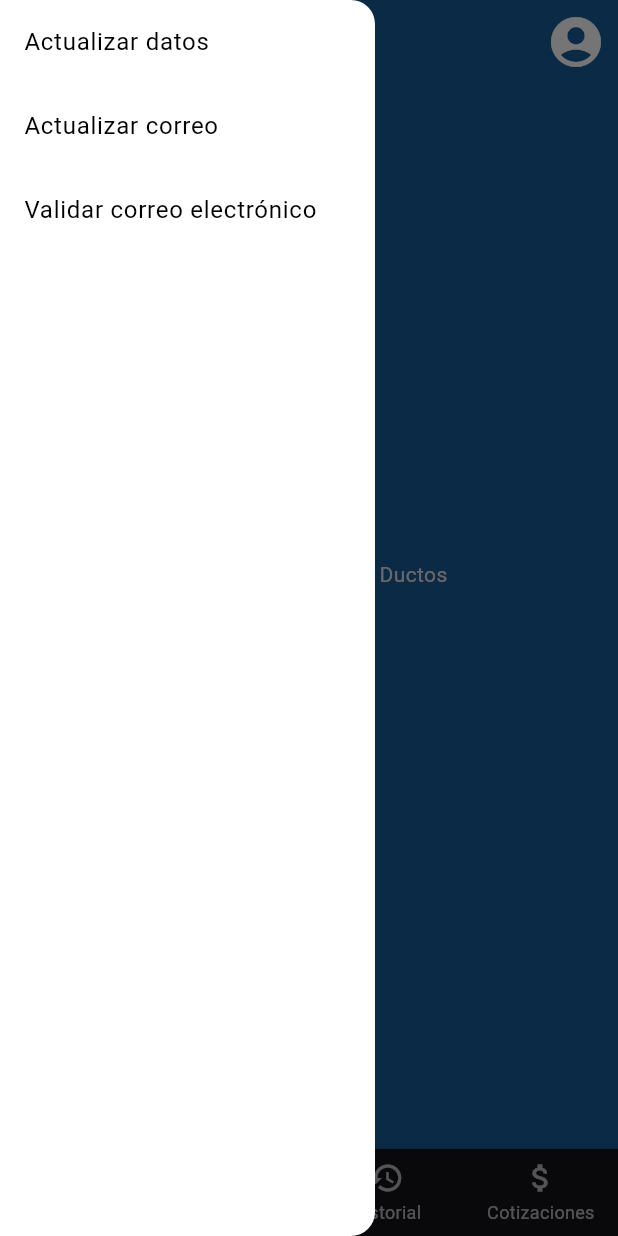
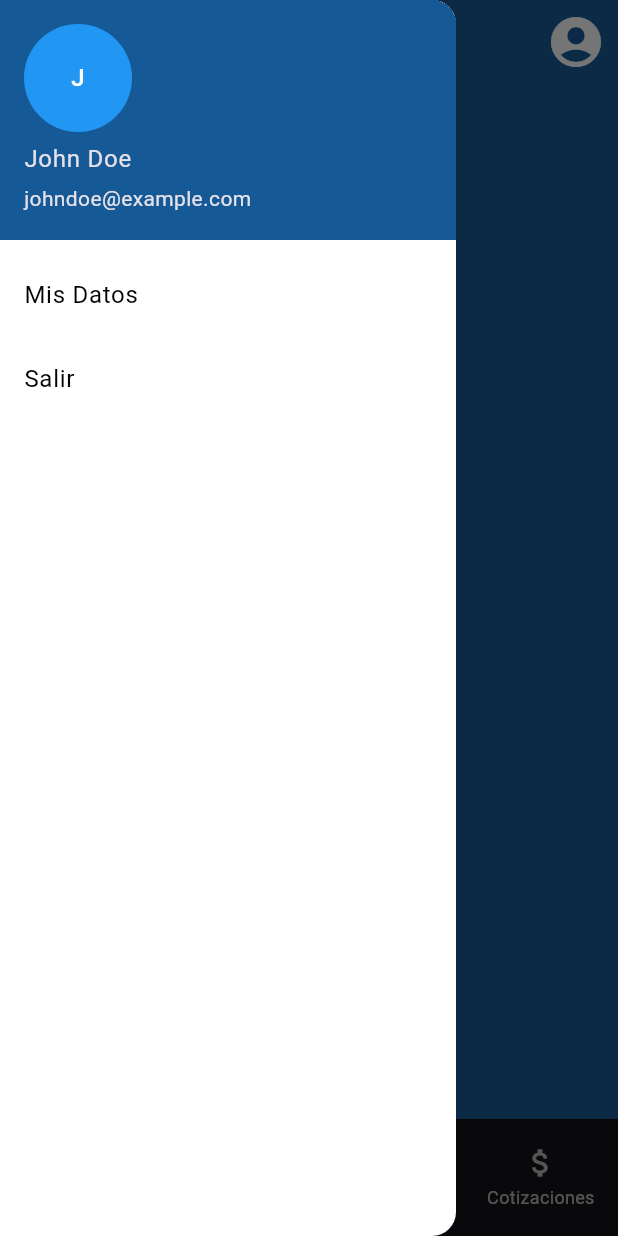
Before and after one commit to Miguel-Deza/ascensores, a Flutter app: the HomeScreen screen opened directly, with the side drawer open, on a phone screen of 412 x 824 dp. Run offline on Flutter 3.47's test engine with Material 3 defaults, Android fonts, the phone set to English and light mode, and no system bars; our stand-ins replace email_validator.

Commit message:
add drawer

```diff
--- a/lib/screens/home_screen.dart
+++ b/lib/screens/home_screen.dart
@@ -1,7 +1,8 @@
+import 'package:ascensores/screens/login_page.dart';
 import 'package:flutter/material.dart';
 
 class HomeScreen extends StatefulWidget {
-  const HomeScreen({super.key});
+  const HomeScreen({Key? key}) : super(key: key);
 
   @override
   State<HomeScreen> createState() => _HomeScreenState();
@@ -17,6 +18,13 @@ class _HomeScreenState extends State<HomeScreen> {
     const CotizationPricesPage(),
   ];
 
+  // Datos del usuario
+  String _userName = 'John Doe';
+  String _userPhone = '123-456-7890';
+  String _userEmail = 'johndoe@example.com';
+  bool _isEmailValidated =
+      false; // Cambia a false si el correo no está validado
+
   void _onItemTapped(int index) {
     setState(() {
       _selectedIndex = index;
@@ -26,31 +34,41 @@ class _HomeScreenState extends State<HomeScreen> {
   @override
   Widget build(BuildContext context) {
     return Scaffold(
-      drawer: Container(
-        width: 250,
-        child: Drawer(
-            child: ListView(
+      drawer: Drawer(
+        child: ListView(
           children: <Widget>[
+            UserAccountsDrawerHeader(
+              decoration: const BoxDecoration(
+                color: Color(0xFF155a96),
+              ),
+              accountName: Text(_userName),
+              accountEmail: Text(_userEmail),
+              currentAccountPicture: CircleAvatar(
+                child: Text(
+                  _userName[0],
+                ), // Mostrar la inicial del nombre como imagen de perfil
+              ),
+            ),
             ListTile(
-              title: Text('Actualizar datos'),
+              title: Text('Mis Datos'),
               onTap: () {
-                // Implementar la acción de actualizar datos
+                _showUserDataDialog(context);
               },
             ),
             ListTile(
-              title: Text('Actualizar correo'),
+              title: Text('Salir'),
               onTap: () {
-                // Implementar la acción de actualizar correo
-              },
-            ),
-            ListTile(
-              title: Text('Validar correo electrónico'),
-              onTap: () {
-                // Implementar la acción de validar correo electrónico
+                // Implementar la acción de salir
+                Navigator.push(
+                  context,
+                  MaterialPageRoute(
+                    builder: (context) => const LoginPage(),
+                  ),
+                );
               },
             ),
           ],
-        )),
+        ),
       ),
       body: SafeArea(
         child: Stack(
@@ -76,11 +94,11 @@ class _HomeScreenState extends State<HomeScreen> {
         items: const <BottomNavigationBarItem>[
           BottomNavigationBarItem(
             icon: Icon(Icons.traffic),
-            label: 'Estudios de tráfico',
+            label: ' Estudios\nde tráfico',
           ),
           BottomNavigationBarItem(
             icon: Icon(Icons.straighten),
-            label: 'Cálculo de ductos',
+            label: '  Cálculo\nde ductos',
           ),
           BottomNavigationBarItem(
             icon: Icon(Icons.history),
@@ -96,22 +114,57 @@ class _HomeScreenState extends State<HomeScreen> {
       ),
     );
   }
+
+  void _showUserDataDialog(BuildContext context) {
+    showDialog(
+      context: context,
+      builder: (BuildContext context) {
+        return AlertDialog(
+          title: Text('Mis Datos'),
+          content: Column(
+            mainAxisSize: MainAxisSize.min,
+            crossAxisAlignment: CrossAxisAlignment.start,
+            children: [
+              Text('Nombre: $_userName'),
+              Text('Teléfono: $_userPhone'),
+              Text('Correo electrónico: $_userEmail'),
+              Text('Correo validado: ${_isEmailValidated ? 'Sí' : 'No'}'),
+            ],
+          ),
+          actions: <Widget>[
+            TextButton(
+              onPressed: () {
+                // Implementar la acción de editar datos
+              },
+              child: const Text('Validar correo'),
+            ),
+            TextButton(
+              onPressed: () {
+                Navigator.of(context).pop();
+              },
+              child: Text('Cerrar'),
+            ),
+          ],
+        );
+      },
+    );
+  }
 }
 
 // Reemplaza estas páginas con el contenido específico de cada sección
 class TrafficStudiesPage extends StatelessWidget {
-  const TrafficStudiesPage({super.key});
+  const TrafficStudiesPage({Key? key}) : super(key: key);
 
   @override
   Widget build(BuildContext context) {
     return const Center(
-      child: Text('Página de Cálculo de Ductos'),
+      child: Text('Página de Estudios de Tráfico'),
     );
   }
 }
 
 class DuctCalculationPage extends StatelessWidget {
-  const DuctCalculationPage({super.key});
+  const DuctCalculationPage({Key? key}) : super(key: key);
 
   @override
   Widget build(BuildContext context) {
@@ -122,7 +175,7 @@ class DuctCalculationPage extends StatelessWidget {
 }
 
 class CalculationHistoryPage extends StatelessWidget {
-  const CalculationHistoryPage({super.key});
+  const CalculationHistoryPage({Key? key}) : super(key: key);
 
   @override
   Widget build(BuildContext context) {
@@ -133,12 +186,12 @@ class CalculationHistoryPage extends StatelessWidget {
 }
 
 class CotizationPricesPage extends StatelessWidget {
-  const CotizationPricesPage({super.key});
+  const CotizationPricesPage({Key? key}) : super(key: key);
 
   @override
   Widget build(BuildContext context) {
     return const Center(
-      child: Text('Página de Historial de Cálculos'),
+      child: Text('Página de Cotizaciones'),
     );
   }
 }
--- a/lib/screens/verify_page.dart
+++ b/lib/screens/verify_page.dart
@@ -40,6 +40,7 @@ class _VerifyPageState extends State<VerifyPage> {
               TextButton(
                 onPressed: () {
                   // Acción para reenviar correo de verificación
+
                 },
                 child: const Text(
                   'Reenviar correo de verificación',
--- a/pubspec.yaml
+++ b/pubspec.yaml
@@ -36,6 +36,7 @@ dependencies:
   # Use with the CupertinoIcons class for iOS style icons.
   cupertino_icons: ^1.0.2
   email_validator: ^2.1.17
+  outlined_text: ^1.0.1
 
 dev_dependencies:
   flutter_test:
```
Also changed, not shown: lib/screens/login_page.dart (+7 -6 lines), images/isotipo-negro.png (added), images/isotipo-white.png (deleted), pubspec.lock.
